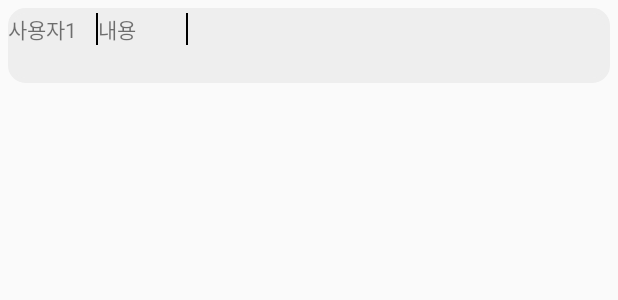
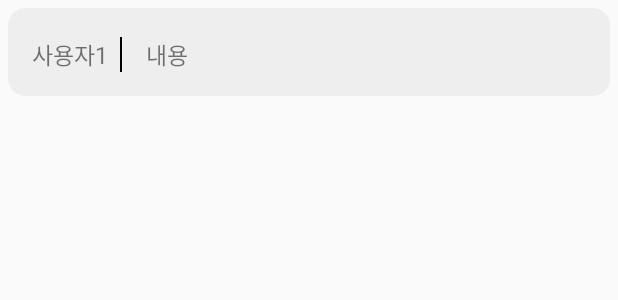
Before and after one commit to seokjin0706/baedal-baedal, an Android app: the layout chat_item.xml on its own in the app's theme, with its tools: preview values and no code run, on a phone screen of 412 x 824 dp. Shown: the top 300 px of the screen. Run offline under Robolectric (Android 15) with nearby library versions, the phone set to English and light mode, and no system bars; network calls fail.

Commit message:
[UPDATE] ..

```diff
--- a/Android/app/src/main/res/layout/activity_chatting.xml
+++ b/Android/app/src/main/res/layout/activity_chatting.xml
@@ -75,7 +75,7 @@
 
     </LinearLayout>-->
     <LinearLayout
-        android:layout_width="wrap_content"
+        android:layout_width="match_parent"
         android:layout_height="wrap_content"
         android:layout_weight="9">
         <ListView
--- a/Android/app/src/main/res/layout/activity_login.xml
+++ b/Android/app/src/main/res/layout/activity_login.xml
@@ -94,7 +94,8 @@
                 android:layout_weight="1.5"
                 android:textSize="15sp"
                 android:layout_marginRight="70dp"
-                android:fontFamily="@font/my_small_font">
+                android:fontFamily="@font/my_small_font"
+                android:inputType="textPassword">
             </EditText>
 
         </LinearLayout>
--- a/Android/app/src/main/res/layout/chat_item.xml
+++ b/Android/app/src/main/res/layout/chat_item.xml
@@ -11,9 +11,8 @@
 
     <LinearLayout
         android:layout_width="match_parent"
-        android:layout_height="50dp"
+        android:layout_height="wrap_content"
         android:orientation="horizontal"
-        android:weightSum="3"
         android:background="@drawable/list_round"
         android:paddingTop="3dp"
         >
@@ -23,14 +22,21 @@
             android:layout_width="60dp"
             android:layout_height="wrap_content"
             android:background="@drawable/chatting_border"
-
-            android:text="사용자1" />
+            android:layout_gravity="center"
+            android:text="사용자1"
+            android:textSize="15sp"
+            android:fontFamily="@font/my_font"
+            android:layout_margin="16dp"/>
         <TextView
             android:id="@+id/userTxt2"
-            android:layout_width="60dp"
+            android:layout_width="match_parent"
             android:layout_height="wrap_content"
-            android:background="@drawable/chatting_border"
-
-            android:text="내용" />
+            android:layout_gravity="center"
+            android:text="내용"
+            android:textSize="15sp"
+            android:fontFamily="@font/my_small_font"
+            android:layout_marginTop="15dp"
+            android:layout_marginBottom="15dp"
+            android:layout_marginEnd="20dp"/>
     </LinearLayout>
 </LinearLayout>
```
Also changed, not shown: Android/app/src/main/java/com/example/baedal_baedal/MainInterfaceActivity.kt (+14 -1 lines), Android/app/src/main/res/drawable/list_img_round.xml (+3 -7 lines), Android/app/src/main/res/layout/listview_item.xml (+15 -13 lines), Android/app/src/main/res/drawable-v24/test_img.PNG (added).
